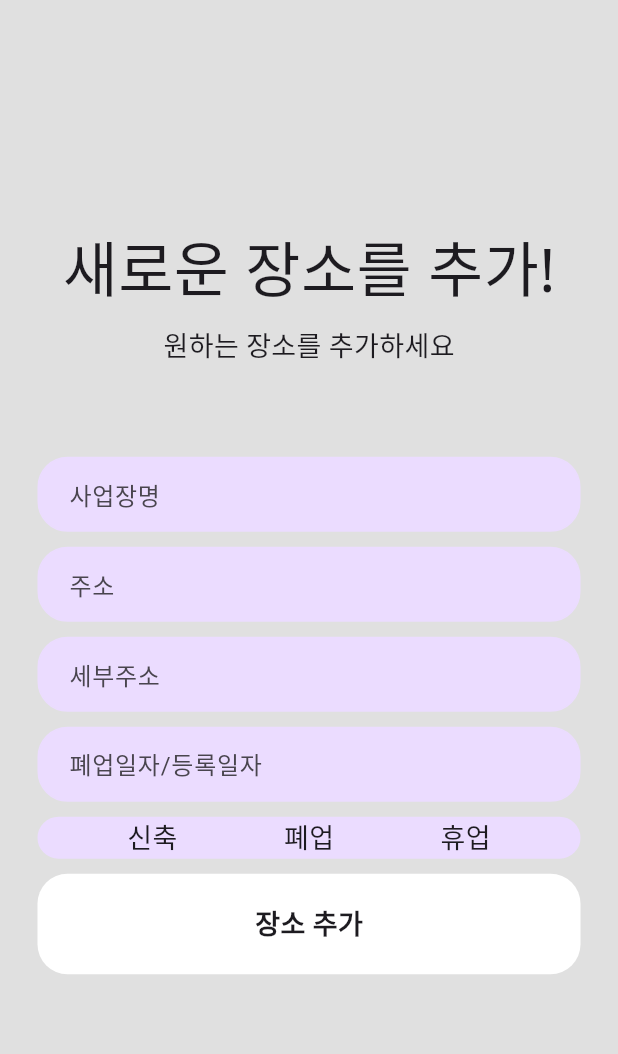
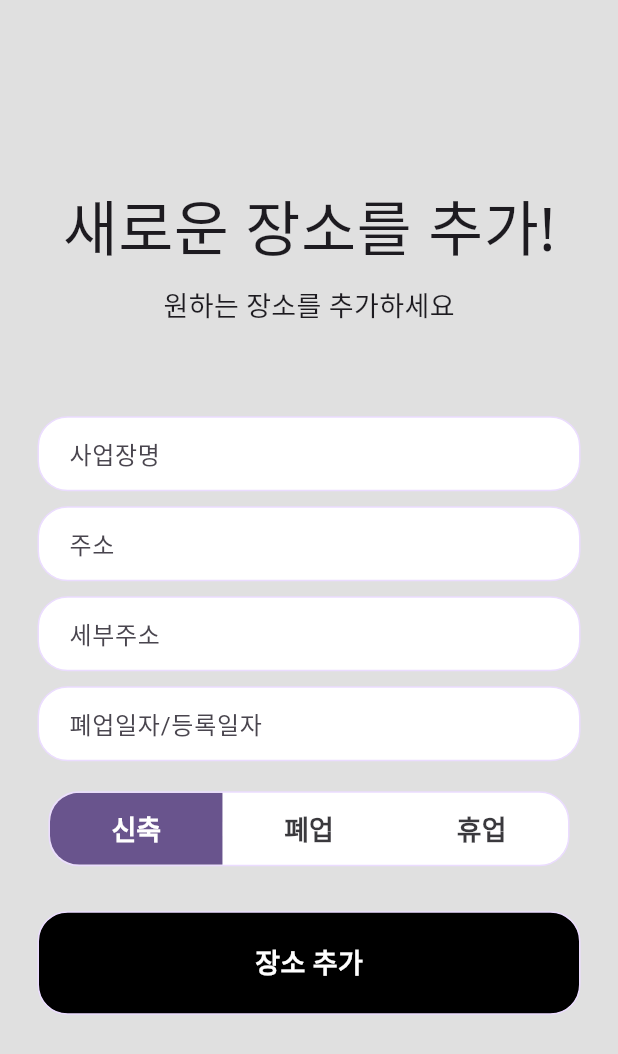
Before and after one commit to Carcassi0/ToyProject_1, a Flutter app: the screen it shows once a user with an empty profile is signed in, after a tap on "장소 추가", on a phone screen of 412 x 824 dp. Shown: the top 1054 px of the screen. Run offline on Flutter 3.47's test engine with Material 3 defaults, Android fonts, the phone set to English and light mode, and no system bars; our stand-ins replace camera, cloud_firestore, csv, firebase_auth, firebase_core, firebase_storage and 7 more; missing offline and left inert: remedi_kopo; accounts and stored records are empty; network calls fail; statements that could not run were skipped.

Commit message:
1. 장소 추가 기능 완성 2. 날짜 입력 기능 추가 중

```diff
--- a/lib/newLocationAdd.dart
+++ b/lib/newLocationAdd.dart
@@ -11,6 +11,8 @@ class newLocationAdd extends StatefulWidget {
   const newLocationAdd({
     Key? key,
   }) : super(key: key);
+
+
 
   @override
   State<newLocationAdd> createState() => _newLocationAddState();
@@ -27,6 +29,9 @@ class _newLocationAddState extends State<newLocationAdd> {
 
   final GlobalKey<FormState> _formKey = GlobalKey<FormState>();
   Map<String, String> formData = {};
+  List<bool> isSelected = [true, false, false];
+
+  DateTime _dateTime = DateTime.now();
 
 
   @override
@@ -54,9 +59,9 @@ class _newLocationAddState extends State<newLocationAdd> {
         // 유저 정보
         addUserDetails(
             _nameController.text.trim(),
+            _addressController.text.trim(),
+            _detailAddresslController.text.trim(),
             _closedDateController.text.trim(),
-            _detailAddresslController.text.trim(),
-            _storeStateController.text.trim()
         );
       }
     } on FirebaseAuthException catch  (e) {
@@ -65,12 +70,13 @@ class _newLocationAddState extends State<newLocationAdd> {
     }
   }
 
-  Future addUserDetails(String firstName, String lastName, String email, String storecode) async {
-    await FirebaseFirestore.instance.collection('users').add({
-      'first name': firstName ,
-      'last name': lastName,
-      'email': email,
-      'store code': int.tryParse(storecode)
+  Future addUserDetails(String storeName, String address, String detailAddress, String closedDate) async {
+    await FirebaseFirestore.instance.collection('storeInfo').add({
+
+      '도로명전체주소': address+' ('+detailAddress+')',
+      '사업장명': storeName,
+      '폐업일자': closedDate,
+
     });
   }
 
@@ -98,6 +104,19 @@ class _newLocationAddState extends State<newLocationAdd> {
       formData['address'] = address;
     }
   }
+  void _showDatePicker(){
+    showDatePicker(context: context,
+        initialDate: DateTime.now(),
+        firstDate: DateTime(2000),
+        lastDate: DateTime(2030)
+    ).then((value) {
+      setState(() {
+        _dateTime = value!;
+      });
+    });
+  }
+
+
 
   @override
 
@@ -126,7 +145,7 @@ class _newLocationAddState extends State<newLocationAdd> {
               padding: const EdgeInsets.symmetric(horizontal: 25.0),
               child: Container(
                 decoration: BoxDecoration(
-                    color: Theme.of(context).colorScheme.primaryContainer,
+                    color: Theme.of(context).colorScheme.onPrimary,
                     border: Border.all(color: Theme.of(context).colorScheme.primaryContainer),
                     borderRadius: BorderRadius.circular(20)
                 ),
@@ -149,7 +168,7 @@ class _newLocationAddState extends State<newLocationAdd> {
               padding: const EdgeInsets.symmetric(horizontal: 25.0),
               child: Container(
                 decoration: BoxDecoration(
-                    color: Theme.of(context).colorScheme.primaryContainer,
+                    color: Theme.of(context).colorScheme.onPrimary,
                     border: Border.all(color: Theme.of(context).colorScheme.primaryContainer),
                     borderRadius: BorderRadius.circular(20)
                 ),
@@ -179,7 +198,7 @@ class _newLocationAddState extends State<newLocationAdd> {
               padding: const EdgeInsets.symmetric(horizontal: 25.0),
               child: Container(
                 decoration: BoxDecoration(
-                    color: Theme.of(context).colorScheme.primaryContainer,
+                    color: Theme.of(context).colorScheme.onPrimary,
                     border: Border.all(color: Theme.of(context).colorScheme.primaryContainer),
                     borderRadius: BorderRadius.circular(20)
                 ),
@@ -203,13 +222,15 @@ class _newLocationAddState extends State<newLocationAdd> {
               padding: const EdgeInsets.symmetric(horizontal: 25.0),
               child: Container(
                 decoration: BoxDecoration(
-                    color: Theme.of(context).colorScheme.primaryContainer,
+                    color: Theme.of(context).colorScheme.onPrimary,
                     border: Border.all(color: Theme.of(context).colorScheme.primaryContainer),
                     borderRadius: BorderRadius.circular(20)
                 ),
                 child: Padding(
                   padding: const EdgeInsets.only(left: 20.0),
                   child: TextField(
+                    onTap: _showDatePicker,
+                    readOnly: true,
                     controller: _closedDateController,
                     decoration: InputDecoration(
                       border: InputBorder.none,
@@ -220,37 +241,56 @@ class _newLocationAddState extends State<newLocationAdd> {
               ),
             ),
 
-            SizedBox(height: 10),
+            SizedBox(height: 20),
 
             Padding(
               padding: const EdgeInsets.symmetric(horizontal: 25.0),
               child: Container(
                 decoration: BoxDecoration(
-                    color: Theme.of(context).colorScheme.primaryContainer,
+                    color: Theme.of(context).colorScheme.onPrimary,
                     border: Border.all(color: Theme.of(context).colorScheme.primaryContainer),
                     borderRadius: BorderRadius.circular(20)
                 ),
-                child: Row(
-                  mainAxisAlignment: MainAxisAlignment.spaceEvenly,
-                  children: const [
+                  child:
+                  ToggleButtons(
+                      renderBorder: false,
+                      isSelected: isSelected,
+                      selectedColor: Colors.white,
+                      fillColor: Theme.of(context).colorScheme.primary,
+                      splashColor: Theme.of(context).colorScheme.onPrimaryContainer,
+                      textStyle: const TextStyle(fontWeight: FontWeight.bold),
+                      borderRadius: BorderRadius.circular(20),
+                      children: [
                         Padding(
-                      padding: EdgeInsets.symmetric(horizontal: 12),
-                      child: Text('신축', style: TextStyle(fontSize: 18)),
+                          padding: EdgeInsets.symmetric(horizontal: 41),
+                          child: Text('신축', style: GoogleFonts.notoSans(fontSize: 18)),
                         ),
                         Padding(
-                      padding: EdgeInsets.symmetric(horizontal: 12),
-                      child: Text('폐업', style: TextStyle(fontSize: 18)),
+                          padding: EdgeInsets.symmetric(horizontal: 41),
+                          child: Text('폐업', style: GoogleFonts.notoSans(fontSize: 18)),
                         ),
                         Padding(
-                      padding: EdgeInsets.symmetric(horizontal: 12),
-                      child: Text('휴업', style: TextStyle(fontSize: 18)),
+                          padding: EdgeInsets.symmetric(horizontal: 41),
+                          child: Text('휴업', style: GoogleFonts.notoSans(fontSize: 18)),
                         ),
                       ],
-                ),
+                      onPressed: (int newIndex) {
+                        setState(() {
+                      // looping through the list of booleans values
+                      for (int index = 0; index < isSelected.length; index++) {
+                        if (index == newIndex) {
+                          isSelected[index] = true;
+                        } else {
+                          // other two will be set to false and not selected
+                          isSelected[index] = false;
+                        }
+                      }
+                    });
+                  })
               ),
             ),
 
-            SizedBox(height: 10),
+            SizedBox(height: 30),
 
             Padding(
               padding: const EdgeInsets.symmetric(horizontal: 25.0),
@@ -258,12 +298,14 @@ class _newLocationAddState extends State<newLocationAdd> {
                 onTap: signUp,
                 child: Container(
                   padding: EdgeInsets.all(20),
-                  decoration: BoxDecoration(color: Theme.of(context).colorScheme.onPrimary,
-                      borderRadius: BorderRadius.circular(20)),
+                  decoration: BoxDecoration(color: Colors.black,
+                      borderRadius: BorderRadius.circular(20),
+                      border: Border.all(color: Theme.of(context).colorScheme.primaryContainer)),
                   child: Center(
                       child: Text('장소 추가',
                           style: TextStyle(
                               fontWeight: FontWeight.bold,
+                              color: Colors.white,
                               fontSize: 18)
                       )
                   ),
--- a/lib/theme/theme.dart
+++ b/lib/theme/theme.dart
@@ -6,7 +6,7 @@ ThemeData lightmode = ThemeData(
   colorScheme: ColorScheme.fromSeed(
     seedColor: Colors.deepPurple.shade300,
     background: Colors.grey[300],
-    primary: Colors.deepPurple[200],
+    // primary: Colors.deepPurple[200],
     secondary: Colors.deepPurple,
     error: Colors.red
   )
--- a/lib/user/loginPage.dart
+++ b/lib/user/loginPage.dart
@@ -51,9 +51,9 @@ class _loginPageState extends State<loginPage> {
               padding: const EdgeInsets.symmetric(horizontal: 25.0),
               child: Container(
                 decoration: BoxDecoration(
-                  color: Theme.of(context).colorScheme.primaryContainer,
-
-                  borderRadius: BorderRadius.circular(20)
+                    color: Theme.of(context).colorScheme.onPrimary,
+                    border: Border.all(color: Theme.of(context).colorScheme.primaryContainer),
+                    borderRadius: BorderRadius.circular(20)
                 ),
                 child: Padding(
                   padding: const EdgeInsets.only(left: 20.0),
@@ -74,7 +74,8 @@ class _loginPageState extends State<loginPage> {
               padding: const EdgeInsets.symmetric(horizontal: 25.0),
               child: Container(
                 decoration: BoxDecoration(
-                    color: Theme.of(context).colorScheme.primaryContainer,
+                    color: Theme.of(context).colorScheme.onPrimary,
+                    border: Border.all(color: Theme.of(context).colorScheme.primaryContainer),
                     borderRadius: BorderRadius.circular(20)
                 ),
                 child: Padding(
@@ -118,13 +119,16 @@ class _loginPageState extends State<loginPage> {
               child: GestureDetector(
                 onTap: signIn,
                 child: Container(
-                  padding: EdgeInsets.all(20),
-                  decoration: BoxDecoration(color: Theme.of(context).colorScheme.onPrimary,
-                  borderRadius: BorderRadius.circular(20)),
+                    padding: EdgeInsets.all(20),
+                    decoration: BoxDecoration(color: Colors.black,
+                      border: Border.all(color: Theme.of(context).colorScheme.primaryContainer),
+                        borderRadius: BorderRadius.circular(20)),
+
                   child: Center(
                     child: Text('로 그 인',
                     style: TextStyle(
                     fontWeight: FontWeight.bold,
+                    color: Colors.white,
                     fontSize: 20)
                     )
                   ),
--- a/lib/user/registerPage.dart
+++ b/lib/user/registerPage.dart
@@ -104,7 +104,7 @@ class _RegisterPageState extends State<RegisterPage> {
               padding: const EdgeInsets.symmetric(horizontal: 25.0),
               child: Container(
                 decoration: BoxDecoration(
-                    color: Theme.of(context).colorScheme.primaryContainer,
+                    color: Theme.of(context).colorScheme.onPrimary,
                     border: Border.all(color: Theme.of(context).colorScheme.primaryContainer),
                     borderRadius: BorderRadius.circular(20)
                 ),
@@ -128,7 +128,7 @@ class _RegisterPageState extends State<RegisterPage> {
               padding: const EdgeInsets.symmetric(horizontal: 25.0),
               child: Container(
                 decoration: BoxDecoration(
-                    color: Theme.of(context).colorScheme.primaryContainer,
+                    color: Theme.of(context).colorScheme.onPrimary,
                     border: Border.all(color: Theme.of(context).colorScheme.primaryContainer),
                     borderRadius: BorderRadius.circular(20)
                 ),
@@ -151,7 +151,7 @@ class _RegisterPageState extends State<RegisterPage> {
               padding: const EdgeInsets.symmetric(horizontal: 25.0),
               child: Container(
                 decoration: BoxDecoration(
-                    color: Theme.of(context).colorScheme.primaryContainer,
+                    color: Theme.of(context).colorScheme.onPrimary,
                     border: Border.all(color: Theme.of(context).colorScheme.primaryContainer),
                     borderRadius: BorderRadius.circular(20)
                 ),
@@ -175,7 +175,7 @@ class _RegisterPageState extends State<RegisterPage> {
               padding: const EdgeInsets.symmetric(horizontal: 25.0),
               child: Container(
                 decoration: BoxDecoration(
-                    color: Theme.of(context).colorScheme.primaryContainer,
+                    color: Theme.of(context).colorScheme.onPrimary,
                     border: Border.all(color: Theme.of(context).colorScheme.primaryContainer),
                     borderRadius: BorderRadius.circular(20)
                 ),
@@ -199,7 +199,7 @@ class _RegisterPageState extends State<RegisterPage> {
               padding: const EdgeInsets.symmetric(horizontal: 25.0),
               child: Container(
                 decoration: BoxDecoration(
-                    color: Theme.of(context).colorScheme.primaryContainer,
+                    color: Theme.of(context).colorScheme.onPrimary,
                     border: Border.all(color: Theme.of(context).colorScheme.primaryContainer),
                     borderRadius: BorderRadius.circular(20)
                 ),
@@ -223,7 +223,7 @@ class _RegisterPageState extends State<RegisterPage> {
               padding: const EdgeInsets.symmetric(horizontal: 25.0),
               child: Container(
                 decoration: BoxDecoration(
-                    color: Theme.of(context).colorScheme.primaryContainer,
+                    color: Theme.of(context).colorScheme.onPrimary,
                     border: Border.all(color: Theme.of(context).colorScheme.primaryContainer),
                     borderRadius: BorderRadius.circular(20)
                 ),
@@ -248,11 +248,12 @@ class _RegisterPageState extends State<RegisterPage> {
                 onTap: signUp,
                 child: Container(
                   padding: EdgeInsets.all(20),
-                  decoration: BoxDecoration(color: Theme.of(context).colorScheme.onPrimary,
+                  decoration: BoxDecoration(color: Colors.black,
                       borderRadius: BorderRadius.circular(20)),
                   child: Center(
                       child: Text('회원가입',
                           style: TextStyle(
+                            color: Colors.white,
                               fontWeight: FontWeight.bold,
                               fontSize: 18)
                       )
```
Also changed, not shown: lib/user/forgotpwPage.dart (+5 -5 lines). Lines whose indentation alone changed are shown as unchanged.
